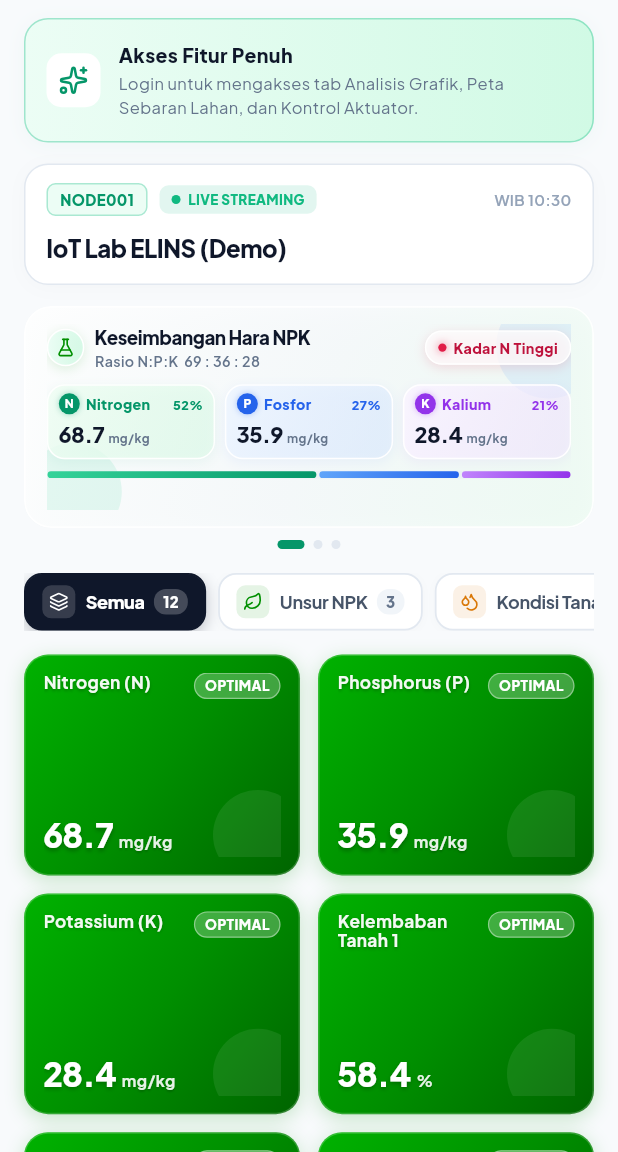
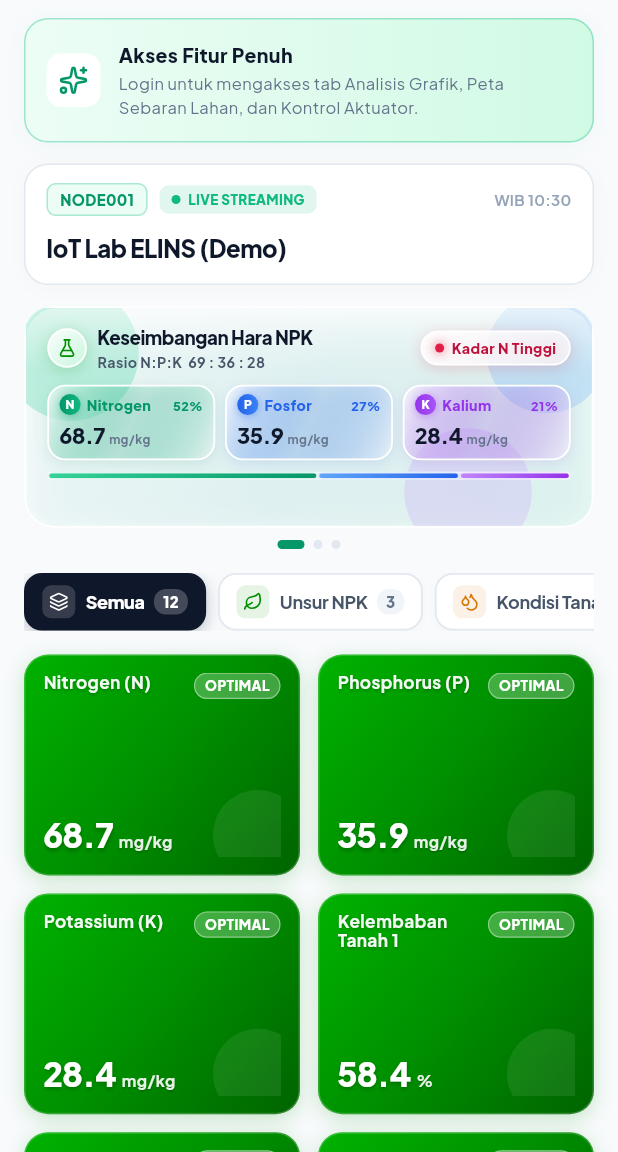
Before and after one commit to hanifnugrahaa/gconnect2026-mobile, a Flutter app: the screen it shows after launch, on a phone screen of 412 x 824 dp, the part 84-1236 px from its top. Run offline on Flutter 3.47's test engine with Material 3 defaults, Android fonts, the phone set to English and light mode, and no system bars; our stand-ins replace fl_chart, flutter_map, flutter_riverpod, flutter_secure_storage, google_fonts, latlong2 and 2 more; network calls fail.

Commit message:
style(npk): implement high-refraction iOS liquid frosted glass with glossy sheen and ambient mesh lighting

```diff
--- a/lib/presentation/widgets/npk_summary_card.dart
+++ b/lib/presentation/widgets/npk_summary_card.dart
@@ -50,68 +50,112 @@ class NpkSummaryCard extends StatelessWidget {
     final dotColor = _getStatusDotColor();
 
     return ClipRRect(
-      borderRadius: BorderRadius.circular(18),
+      borderRadius: BorderRadius.circular(20),
       child: BackdropFilter(
-        filter: ImageFilter.blur(sigmaX: 16, sigmaY: 16),
+        filter: ImageFilter.blur(sigmaX: 20, sigmaY: 20),
         child: Container(
-          padding: const EdgeInsets.symmetric(horizontal: 14, vertical: 10.5),
           decoration: BoxDecoration(
             gradient: LinearGradient(
               begin: Alignment.topLeft,
               end: Alignment.bottomRight,
               colors: [
-                Colors.white.withOpacity(0.92),
-                const Color(0xFFF8FAFC).withOpacity(0.85),
-                const Color(0xFFF0FDF4).withOpacity(0.80),
+                Colors.white.withOpacity(0.68),
+                Colors.white.withOpacity(0.42),
+                const Color(0xFFECFDF5).withOpacity(0.55),
               ],
             ),
-            borderRadius: BorderRadius.circular(18),
+            borderRadius: BorderRadius.circular(20),
             border: Border.all(
-              color: Colors.white.withOpacity(0.90),
-              width: 1.2,
+              color: Colors.white.withOpacity(0.92),
+              width: 1.5,
             ),
             boxShadow: [
               BoxShadow(
-                color: const Color(0xFF10B981).withOpacity(0.08),
-                blurRadius: 20,
-                offset: const Offset(0, 6),
+                color: const Color(0xFF10B981).withOpacity(0.12),
+                blurRadius: 24,
+                offset: const Offset(0, 8),
               ),
               BoxShadow(
-                color: Colors.black.withOpacity(0.03),
-                blurRadius: 8,
+                color: const Color(0xFF38BDF8).withOpacity(0.08),
+                blurRadius: 16,
+                offset: const Offset(0, 4),
+              ),
+              BoxShadow(
+                color: Colors.black.withOpacity(0.04),
+                blurRadius: 10,
                 offset: const Offset(0, 2),
               ),
             ],
           ),
           child: Stack(
             children: [
-              // Liquid Ambient Glow Blobs
+              // Liquid Ambient Glow Blob 1 (Top Left Emerald)
               Positioned(
-                right: -20,
-                top: -20,
+                left: -15,
+                top: -15,
                 child: Container(
-                  width: 70,
-                  height: 70,
+                  width: 90,
+                  height: 90,
                   decoration: BoxDecoration(
                     shape: BoxShape.circle,
-                    color: const Color(0xFF60A5FA).withOpacity(0.12),
-                  ),
-                ),
-              ),
-              Positioned(
-                left: -15,
-                bottom: -20,
-                child: Container(
-                  width: 65,
-                  height: 65,
-                  decoration: BoxDecoration(
-                    shape: BoxShape.circle,
-                    color: const Color(0xFF34D399).withOpacity(0.12),
+                    color: const Color(0xFF34D399).withOpacity(0.28),
                   ),
                 ),
               ),
 
-              Column(
+              // Liquid Ambient Glow Blob 2 (Top Right Sky Blue)
+              Positioned(
+                right: -10,
+                top: -10,
+                child: Container(
+                  width: 80,
+                  height: 80,
+                  decoration: BoxDecoration(
+                    shape: BoxShape.circle,
+                    color: const Color(0xFF60A5FA).withOpacity(0.24),
+                  ),
+                ),
+              ),
+
+              // Liquid Ambient Glow Blob 3 (Bottom Purple)
+              Positioned(
+                right: 40,
+                bottom: -20,
+                child: Container(
+                  width: 85,
+                  height: 85,
+                  decoration: BoxDecoration(
+                    shape: BoxShape.circle,
+                    color: const Color(0xFFC084FC).withOpacity(0.20),
+                  ),
+                ),
+              ),
+
+              // Top Glossy Light Highlight Sheen
+              Positioned(
+                top: 0,
+                left: 0,
+                right: 0,
+                height: 42,
+                child: Container(
+                  decoration: BoxDecoration(
+                    borderRadius: const BorderRadius.vertical(top: Radius.circular(20)),
+                    gradient: LinearGradient(
+                      begin: Alignment.topCenter,
+                      end: Alignment.bottomCenter,
+                      colors: [
+                        Colors.white.withOpacity(0.50),
+                        Colors.white.withOpacity(0.0),
+                      ],
+                    ),
+                  ),
+                ),
+              ),
+
+              // Main Card Content
+              Padding(
+                padding: const EdgeInsets.symmetric(horizontal: 14, vertical: 10.5),
+                child: Column(
                   mainAxisSize: MainAxisSize.min,
                   crossAxisAlignment: CrossAxisAlignment.start,
                   children: [
@@ -122,23 +166,25 @@ class NpkSummaryCard extends StatelessWidget {
                         Row(
                           children: [
                             Container(
-                            padding: const EdgeInsets.all(5),
+                              padding: const EdgeInsets.all(5.5),
                               decoration: BoxDecoration(
                                 gradient: LinearGradient(
+                                  begin: Alignment.topLeft,
+                                  end: Alignment.bottomRight,
                                   colors: [
-                                  const Color(0xFFECFDF5),
-                                  const Color(0xFFD1FAE5).withOpacity(0.8),
+                                    Colors.white.withOpacity(0.95),
+                                    const Color(0xFFD1FAE5).withOpacity(0.85),
                                   ],
                                 ),
                                 shape: BoxShape.circle,
                                 border: Border.all(
                                   color: Colors.white,
-                                width: 1,
+                                  width: 1.2,
                                 ),
                                 boxShadow: [
                                   BoxShadow(
-                                  color: const Color(0xFF008F00).withOpacity(0.12),
-                                  blurRadius: 6,
+                                    color: const Color(0xFF008F00).withOpacity(0.20),
+                                    blurRadius: 8,
                                     offset: const Offset(0, 2),
                                   ),
                                 ],
@@ -162,8 +208,8 @@ class NpkSummaryCard extends StatelessWidget {
                                   'Rasio N:P:K  ${nVal.toStringAsFixed(0)} : ${pVal.toStringAsFixed(0)} : ${kVal.toStringAsFixed(0)}',
                                   style: const TextStyle(
                                     fontSize: 9.5,
-                                  fontWeight: FontWeight.w600,
-                                  color: Color(0xFF64748B),
+                                    fontWeight: FontWeight.w700,
+                                    color: Color(0xFF475569),
                                   ),
                                 ),
                               ],
@@ -173,18 +219,23 @@ class NpkSummaryCard extends StatelessWidget {
 
                         // Liquid Glass Status Badge
                         Container(
-                        padding: const EdgeInsets.symmetric(horizontal: 8, vertical: 3.5),
+                          padding: const EdgeInsets.symmetric(horizontal: 8.5, vertical: 3.5),
                           decoration: BoxDecoration(
-                          color: Colors.white.withOpacity(0.75),
+                            gradient: LinearGradient(
+                              colors: [
+                                Colors.white.withOpacity(0.90),
+                                Colors.white.withOpacity(0.70),
+                              ],
+                            ),
                             borderRadius: BorderRadius.circular(20),
                             border: Border.all(
-                            color: Colors.white.withOpacity(0.95),
-                            width: 0.9,
+                              color: Colors.white,
+                              width: 1.2,
                             ),
                             boxShadow: [
                               BoxShadow(
-                              color: dotColor.withOpacity(0.15),
-                              blurRadius: 6,
+                                color: dotColor.withOpacity(0.20),
+                                blurRadius: 8,
                                 offset: const Offset(0, 2),
                               ),
                             ],
@@ -193,25 +244,25 @@ class NpkSummaryCard extends StatelessWidget {
                             mainAxisSize: MainAxisSize.min,
                             children: [
                               Container(
-                              width: 5.5,
-                              height: 5.5,
+                                width: 6,
+                                height: 6,
                                 decoration: BoxDecoration(
                                   color: dotColor,
                                   shape: BoxShape.circle,
                                   boxShadow: [
                                     BoxShadow(
-                                    color: dotColor.withOpacity(0.6),
-                                    blurRadius: 4,
+                                      color: dotColor.withOpacity(0.8),
+                                      blurRadius: 5,
                                     ),
                                   ],
                                 ),
                               ),
-                            const SizedBox(width: 4.5),
+                              const SizedBox(width: 5),
                               Text(
                                 statusText,
                                 style: TextStyle(
                                   fontSize: 9.5,
-                                fontWeight: FontWeight.w800,
+                                  fontWeight: FontWeight.w900,
                                   color: _getStatusText(),
                                 ),
                               ),
@@ -231,10 +282,7 @@ class NpkSummaryCard extends StatelessWidget {
                           val: nVal,
                           percent: nRatio,
                           accentColor: const Color(0xFF059669),
-                        gradient: [
-                          const Color(0xFFF0FDF4).withOpacity(0.90),
-                          const Color(0xFFDCFCE7).withOpacity(0.50),
-                        ],
+                          tintColor: const Color(0xFF10B981),
                         ),
                         const SizedBox(width: 6.5),
                         _buildLiquidGlassItem(
@@ -243,10 +291,7 @@ class NpkSummaryCard extends StatelessWidget {
                           val: pVal,
                           percent: pRatio,
                           accentColor: const Color(0xFF2563EB),
-                        gradient: [
-                          const Color(0xFFEFF6FF).withOpacity(0.90),
-                          const Color(0xFFDBEAFE).withOpacity(0.50),
-                        ],
+                          tintColor: const Color(0xFF3B82F6),
                         ),
                         const SizedBox(width: 6.5),
                         _buildLiquidGlassItem(
@@ -255,10 +300,7 @@ class NpkSummaryCard extends StatelessWidget {
                           val: kVal,
                           percent: kRatio,
                           accentColor: const Color(0xFF9333EA),
-                        gradient: [
-                          const Color(0xFFFAF5FF).withOpacity(0.90),
-                          const Color(0xFFF3E8FF).withOpacity(0.50),
-                        ],
+                          tintColor: const Color(0xFFA855F7),
                         ),
                       ],
                     ),
@@ -271,8 +313,12 @@ class NpkSummaryCard extends StatelessWidget {
                         height: 5.5,
                         padding: const EdgeInsets.all(0.5),
                         decoration: BoxDecoration(
-                        color: const Color(0xFFE2E8F0).withOpacity(0.4),
+                          color: Colors.white.withOpacity(0.55),
                           borderRadius: BorderRadius.circular(6),
+                          border: Border.all(
+                            color: Colors.white.withOpacity(0.80),
+                            width: 0.8,
+                          ),
                         ),
                         child: Row(
                           children: [
@@ -284,6 +330,12 @@ class NpkSummaryCard extends StatelessWidget {
                                     colors: [Color(0xFF34D399), Color(0xFF059669)],
                                   ),
                                   borderRadius: BorderRadius.circular(3),
+                                  boxShadow: [
+                                    BoxShadow(
+                                      color: const Color(0xFF10B981).withOpacity(0.3),
+                                      blurRadius: 3,
+                                    ),
+                                  ],
                                 ),
                               ),
                             ),
@@ -296,6 +348,12 @@ class NpkSummaryCard extends StatelessWidget {
                                     colors: [Color(0xFF60A5FA), Color(0xFF2563EB)],
                                   ),
                                   borderRadius: BorderRadius.circular(3),
+                                  boxShadow: [
+                                    BoxShadow(
+                                      color: const Color(0xFF3B82F6).withOpacity(0.3),
+                                      blurRadius: 3,
+                                    ),
+                                  ],
                                 ),
                               ),
                             ),
@@ -308,6 +366,12 @@ class NpkSummaryCard extends StatelessWidget {
                                     colors: [Color(0xFFC084FC), Color(0xFF9333EA)],
                                   ),
                                   borderRadius: BorderRadius.circular(3),
+                                  boxShadow: [
+                                    BoxShadow(
+                                      color: const Color(0xFFA855F7).withOpacity(0.3),
+                                      blurRadius: 3,
+                                    ),
+                                  ],
                                 ),
                               ),
                             ),
@@ -316,6 +380,7 @@ class NpkSummaryCard extends StatelessWidget {
                       ),
                     ),
                   ],
+                ),
               ),
             ],
           ),
@@ -330,7 +395,7 @@ class NpkSummaryCard extends StatelessWidget {
     required double val,
     required double percent,
     required Color accentColor,
-    required List<Color> gradient,
+    required Color tintColor,
   }) {
     return Expanded(
       child: Container(
@@ -339,18 +404,27 @@ class NpkSummaryCard extends StatelessWidget {
           gradient: LinearGradient(
             begin: Alignment.topLeft,
             end: Alignment.bottomRight,
-            colors: gradient,
+            colors: [
+              Colors.white.withOpacity(0.78),
+              tintColor.withOpacity(0.12),
+              Colors.white.withOpacity(0.55),
+            ],
           ),
           borderRadius: BorderRadius.circular(12),
           border: Border.all(
-            color: Colors.white.withOpacity(0.95),
-            width: 1,
+            color: Colors.white,
+            width: 1.2,
           ),
           boxShadow: [
             BoxShadow(
-              color: accentColor.withOpacity(0.06),
-              blurRadius: 6,
-              offset: const Offset(0, 2),
+              color: accentColor.withOpacity(0.10),
+              blurRadius: 8,
+              offset: const Offset(0, 3),
+            ),
+            BoxShadow(
+              color: Colors.black.withOpacity(0.02),
+              blurRadius: 3,
+              offset: const Offset(0, 1),
             ),
           ],
         ),
@@ -366,12 +440,18 @@ class NpkSummaryCard extends StatelessWidget {
                   height: 14,
                   alignment: Alignment.center,
                   decoration: BoxDecoration(
-                    color: accentColor,
+                    gradient: LinearGradient(
+                      colors: [
+                        accentColor,
+                        tintColor,
+                      ],
+                    ),
                     shape: BoxShape.circle,
                     boxShadow: [
                       BoxShadow(
-                        color: accentColor.withOpacity(0.35),
-                        blurRadius: 3,
+                        color: accentColor.withOpacity(0.40),
+                        blurRadius: 4,
+                        offset: const Offset(0, 1),
                       ),
                     ],
                   ),
@@ -393,7 +473,7 @@ class NpkSummaryCard extends StatelessWidget {
                     overflow: TextOverflow.ellipsis,
                     style: TextStyle(
                       fontSize: 9.5,
-                      fontWeight: FontWeight.w800,
+                      fontWeight: FontWeight.w900,
                       color: accentColor,
                     ),
                   ),
```
Lines whose indentation alone changed are shown as unchanged.
